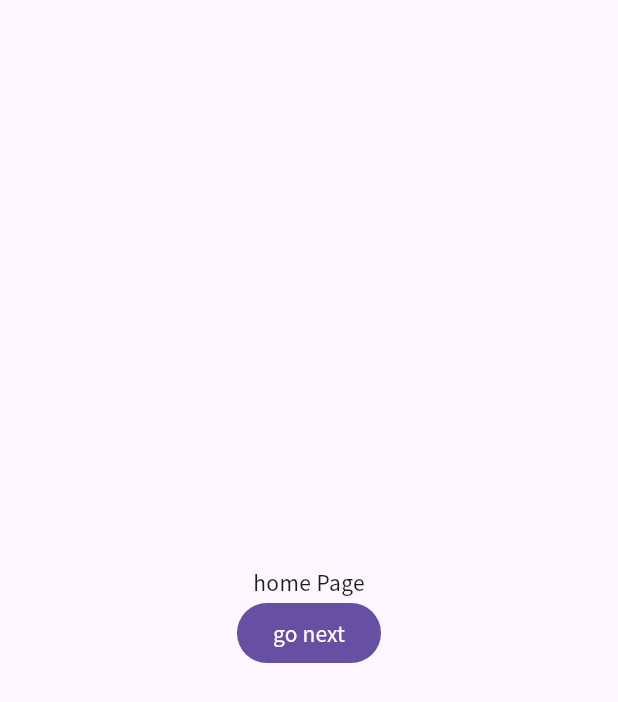
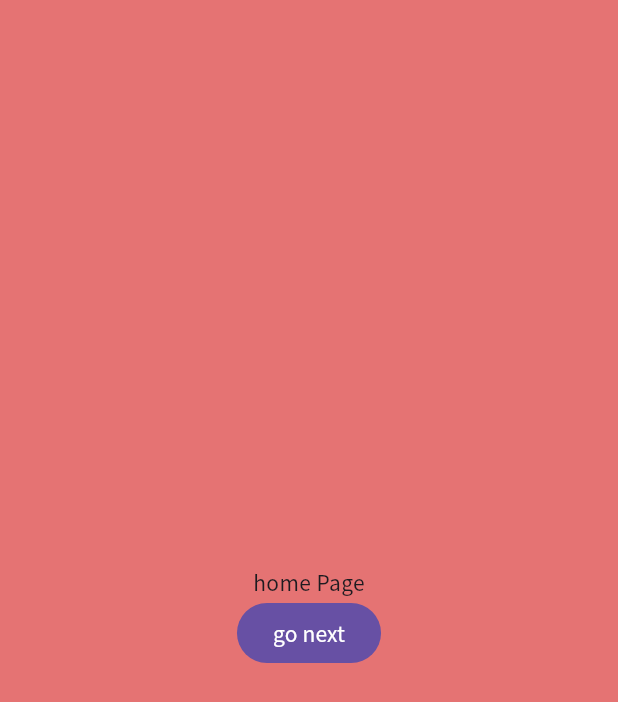
Before and after one commit to Org-ShunOtake/deploytest, a Flutter app: the screen it shows after launch, on a phone screen of 412 x 824 dp. Shown: the top 702 px of the screen. Run offline on Flutter 3.47's test engine with Material 3 defaults, Android fonts, the light colour scheme and no system bars; our stand-ins replace flutter_riverpod, go_router, riverpod_annotation; generated files the repository leaves out were written again.

Commit message:
Update home.dart

```diff
--- a/lib/home.dart
+++ b/lib/home.dart
@@ -7,7 +7,10 @@ class HomePage extends StatelessWidget {
 
   @override
   Widget build(BuildContext context) {
-    return Column(
+    return SizedBox.expand(
+      child: ColoredBox(
+        color: Colors.red.shade300,
+        child: Column(
           mainAxisAlignment: MainAxisAlignment.center,
           children: [
             Text("home Page"),
@@ -16,6 +19,8 @@ class HomePage extends StatelessWidget {
               child: Text("go next"),
             ),
           ],
+        ),
+      ),
     );
   }
 }
@@ -25,12 +30,20 @@ class NextPage extends StatelessWidget {
 
   @override
   Widget build(BuildContext context) {
-    return Column(
+    return SizedBox.expand(
+      child: ColoredBox(
+        color: Colors.yellow.shade300,
+        child: Column(
           mainAxisAlignment: MainAxisAlignment.center,
           children: [
             Text("Next Page"),
-        FilledButton(onPressed: () => context.pop(), child: Text("go back")),
+            FilledButton(
+              onPressed: () => context.pop(),
+              child: Text("go back"),
+            ),
           ],
+        ),
+      ),
     );
   }
 }
```
Lines whose indentation alone changed are shown as unchanged.
